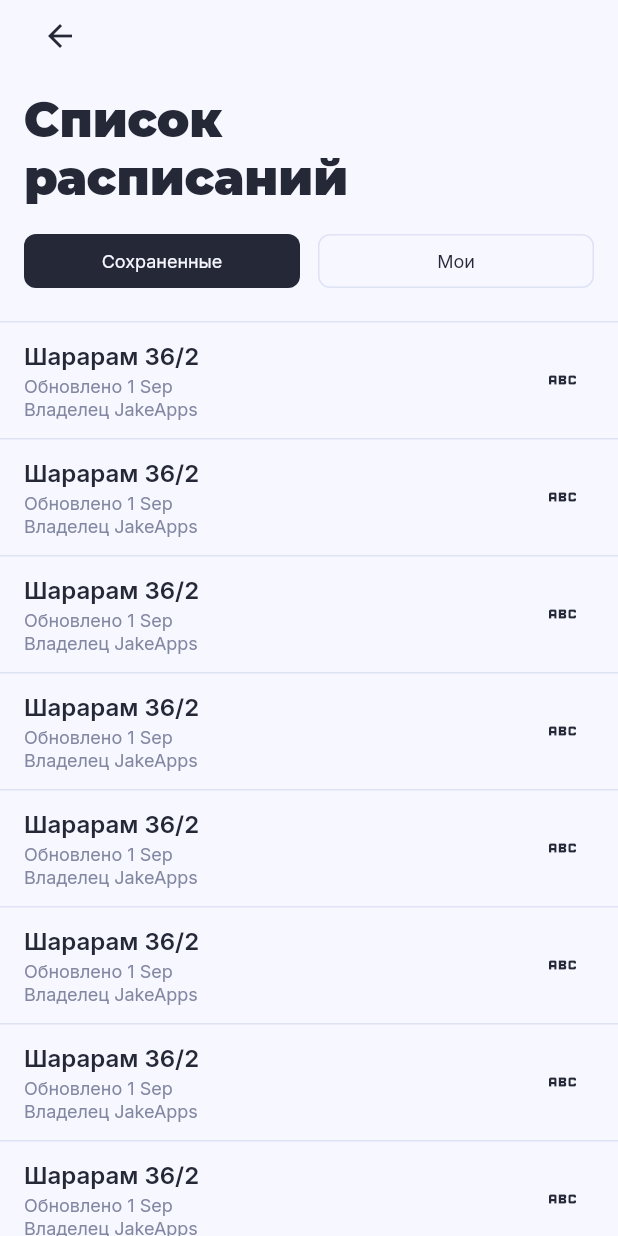
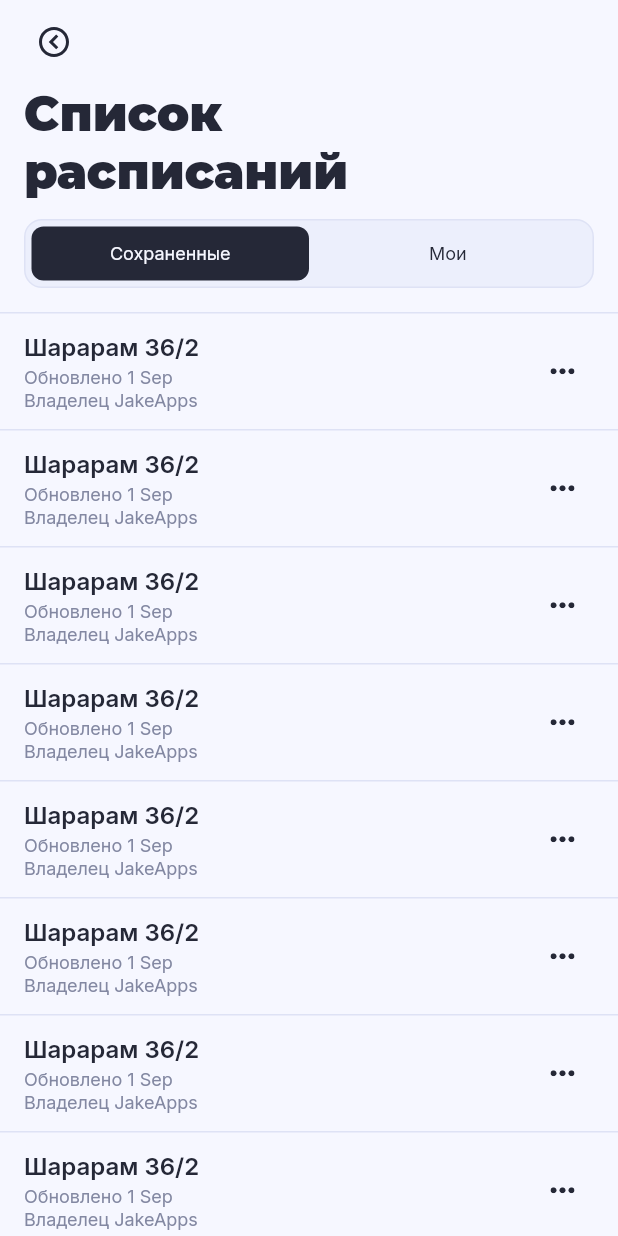
Before and after one commit to Null-Delta/StudRasp-Requiem, a Flutter app: the TimeTableListPage screen opened directly, on a phone screen of 412 x 824 dp. Run offline on Flutter 3.47's test engine with Material 2 defaults, Android fonts, the phone set to English and light mode, and no system bars; our stand-ins replace flutter_riverpod, flutter_svg, freezed_annotation, google_fonts; project files that could hold a hidden picture were left out.

Commit message:
Переписан TimeTableListPage c использованием TabBar

```diff
--- a/studrasp_requiem/lib/ui/timetable_list_pages/tima_table_list_page.dart
+++ b/studrasp_requiem/lib/ui/timetable_list_pages/tima_table_list_page.dart
@@ -1,10 +1,11 @@
 import 'package:flutter/material.dart';
 
+import '../../gen/assets.gen.dart';
 import '../../models/timetable/timetable_model.dart';
 import '../../models/timetable_config/timetable_config_model.dart';
 import '../../models/user/user_model.dart';
 import '../../styles/build_context_extension.dart';
-import '../../styles/button_style.dart';
+import '../../styles/widget_styles.dart';
 import 'widgets/time_table_card.dart';
 
 enum TimeTableListType { saved, owned }
@@ -17,7 +18,8 @@ class TimeTableListPage extends StatefulWidget {
 }
 
 class _TimeTableListPageState extends State<TimeTableListPage> {
-  TimeTableListType listType = TimeTableListType.saved;
+  ScrollController savedTimeTablesContoller = ScrollController();
+  ScrollController myTimeTablesContoller = ScrollController();
 
   @override
   Widget build(BuildContext context) {
@@ -55,30 +57,24 @@ class _TimeTableListPageState extends State<TimeTableListPage> {
       ),
     );
 
-    return Scaffold(
+    return DefaultTabController(
+      length: 2,
+      child: Scaffold(
         backgroundColor: colors.backgroundPrimary,
-      body: SafeArea(
-        bottom: false,
-        child: Column(
+        appBar: AppBar(
+          leading: Padding(
+            padding: const EdgeInsets.only(left: 16),
+            child: IconButton(
+              onPressed: () {},
+              icon: Assets.images.circleChevronLeft.svg(),
+              splashRadius: 24,
+            ),
+          ),
+        ),
+        body: Column(
           mainAxisAlignment: MainAxisAlignment.start,
           crossAxisAlignment: CrossAxisAlignment.start,
           children: [
-            Padding(
-              padding: const EdgeInsets.symmetric(horizontal: 16),
-              child: Row(
-                children: [
-                  ElevatedButton(
-                    style: plainButton(colors, size: const Size(42, 42)),
-                    onPressed: () {},
-                    child: const Icon(Icons.arrow_back_sharp),
-                  ),
-                  const Spacer(),
-                ],
-              ),
-            ),
-            const SizedBox(
-              height: 12,
-            ),
             Padding(
               padding: const EdgeInsets.symmetric(horizontal: 16),
               child: Text(
@@ -91,65 +87,56 @@ class _TimeTableListPageState extends State<TimeTableListPage> {
             ),
             Padding(
               padding: const EdgeInsets.symmetric(horizontal: 16),
-              child: Row(
-                children: [
-                  Expanded(
-                    child: ElevatedButton(
-                      style: tabButton(colors, listType == TimeTableListType.saved),
-                      onPressed: () {
-                        setState(() {
-                          listType = TimeTableListType.saved;
-                        });
-                      },
-                      child: Text(
-                        "Сохраненные",
-                        style: textStyles.smallLabel!.copyWith(
-                          color: listType == TimeTableListType.saved ? colors.backgroundPrimary : colors.accentPrimary,
+              child: Container(
+                decoration: BoxDecoration(
+                  color: colors.backgroundSecondary,
+                  borderRadius: BurderRadiusStyles.large,
+                  border: Border.all(color: colors.separator!, width: 1),
                 ),
+                padding: const EdgeInsets.symmetric(horizontal: 4, vertical: 4),
+                child: TabBar(
+                  labelColor: colors.backgroundPrimary,
+                  labelStyle: textStyles.smallLabel,
+                  unselectedLabelStyle: textStyles.smallLabel!.copyWith(color: colors.accentPrimary),
+                  unselectedLabelColor: colors.accentPrimary,
+                  indicatorWeight: 0,
+                  indicator: BoxDecoration(
+                    color: colors.accentPrimary,
+                    borderRadius: BurderRadiusStyles.normal,
                   ),
+                  tabs: [
+                    Container(
+                      alignment: Alignment.center,
+                      height: 36,
+                      child: const Text("Сохраненные"),
                     ),
-                  ),
-                  const SizedBox(
-                    width: 12,
-                  ),
-                  Expanded(
-                    child: ElevatedButton(
-                      style: tabButton(
-                        colors,
-                        listType == TimeTableListType.owned,
-                      ),
-                      onPressed: () {
-                        setState(() {
-                          listType = TimeTableListType.owned;
-                        });
-                      },
-                      child: Text(
-                        "Мои",
-                        style: textStyles.smallLabel!.copyWith(
-                          color: listType == TimeTableListType.saved ? colors.accentPrimary : colors.backgroundPrimary,
-                        ),
-                      ),
-                    ),
+                    Container(
+                      alignment: Alignment.center,
+                      height: 36,
+                      child: const Text("Мои"),
                     ),
                   ],
                 ),
               ),
-            const SizedBox(
-              height: 16,
             ),
+            const SizedBox(height: 16),
             Divider(
               height: 1,
               thickness: 1,
               color: colors.separator,
             ),
             Expanded(
-              child: ListView.separated(
+              child: TabBarView(
+                children: [
+                  ListView.separated(
+                    controller: savedTimeTablesContoller,
                     itemBuilder: (context, index) {
                       return TimeTableCard(
-                    timeTable: listType == TimeTableListType.saved ? savedTables[index] : myTables[index],
-                    button: Icon(
-                      Icons.abc,
-                      color: colors.accentPrimary!,
+                        timeTable: savedTables[index],
+                        button: IconButton(
+                          onPressed: () {},
+                          icon: Assets.images.moreHorizontal.svg(),
+                          splashRadius: 24,
                         ),
                       );
                     },
@@ -160,7 +147,30 @@ class _TimeTableListPageState extends State<TimeTableListPage> {
                         color: colors.separator,
                       );
                     },
-                itemCount: listType == TimeTableListType.saved ? savedTables.length : myTables.length,
+                    itemCount: savedTables.length,
+                  ),
+                  ListView.separated(
+                    controller: myTimeTablesContoller,
+                    itemBuilder: (context, index) {
+                      return TimeTableCard(
+                        timeTable: myTables[index],
+                        button: IconButton(
+                          onPressed: () {},
+                          icon: Assets.images.moreHorizontal.svg(),
+                          splashRadius: 24,
+                        ),
+                      );
+                    },
+                    separatorBuilder: (context, index) {
+                      return Divider(
+                        height: 1,
+                        thickness: 1,
+                        color: colors.separator,
+                      );
+                    },
+                    itemCount: myTables.length,
+                  ),
+                ],
               ),
             ),
           ],
```
Lines whose indentation alone changed are shown as unchanged.
